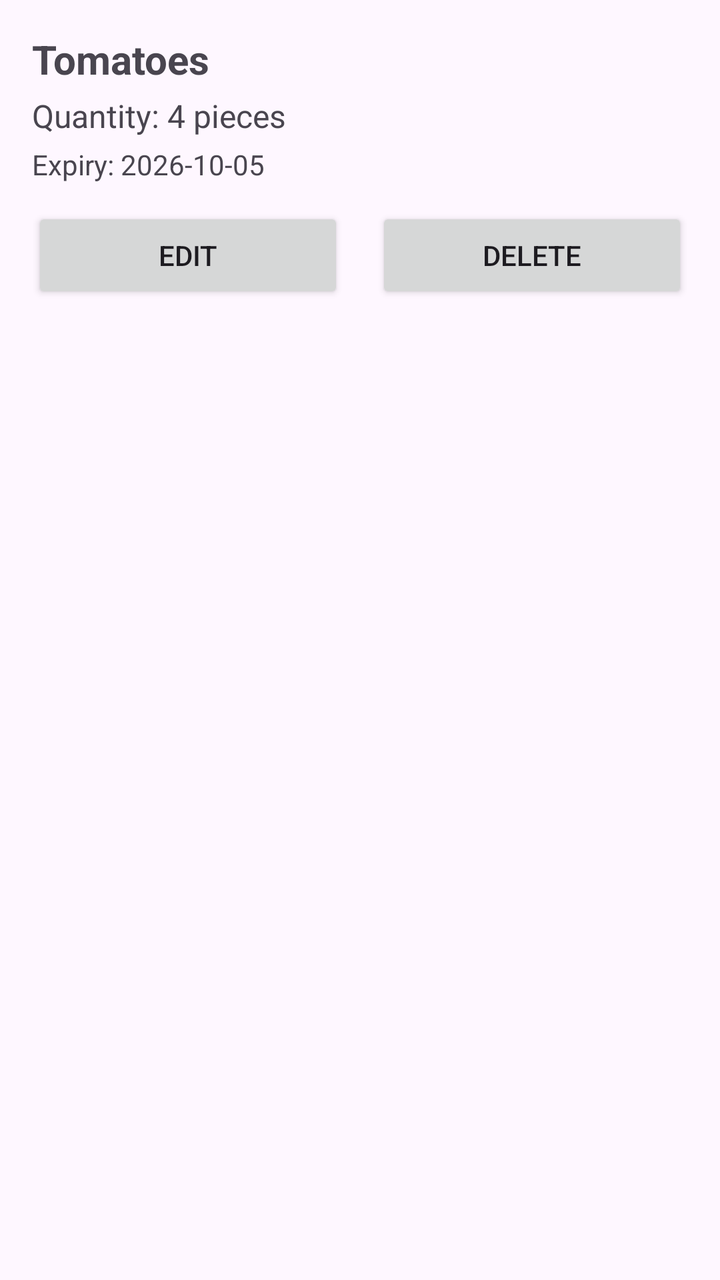
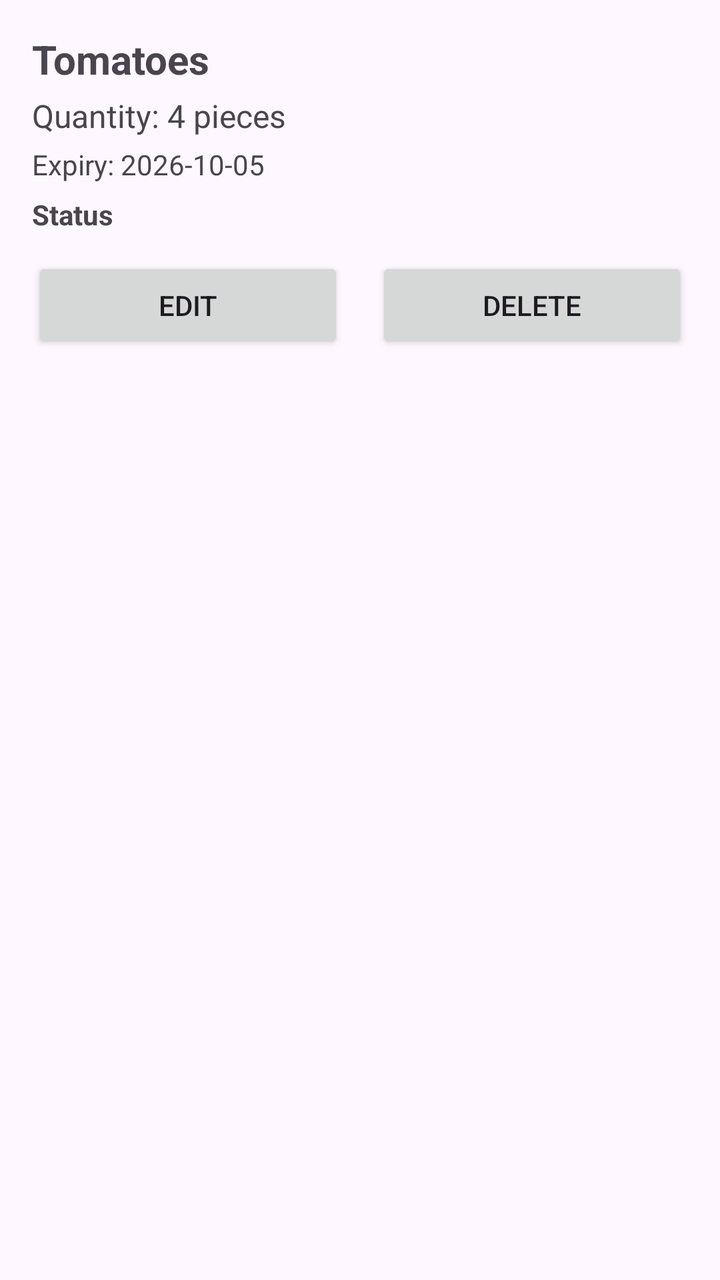

An Android layout rendered at two revisions. The XML below is the earlier revision; the diff shows what the commit changed to produce the second picture.
<!-- AndroidManifest.xml: application theme Theme.SmartPantryManager -->
<!-- res/layout/item_pantry.xml -->
<?xml version="1.0" encoding="utf-8"?>
<LinearLayout xmlns:android="http://schemas.android.com/apk/res/android"
    android:layout_width="match_parent"
    android:layout_height="wrap_content"
    android:orientation="vertical"
    android:padding="16dp">

    <TextView
        android:id="@+id/tvIngredientName"
        android:layout_width="match_parent"
        android:layout_height="wrap_content"
        android:text="Tomatoes"
        android:textSize="20sp"
        android:textStyle="bold" />

    <TextView
        android:id="@+id/tvQuantity"
        android:layout_width="match_parent"
        android:layout_height="wrap_content"
        android:text="Quantity: 4 pieces"
        android:textSize="16sp"
        android:layout_marginTop="4dp" />

    <TextView
        android:id="@+id/tvExpiry"
        android:layout_width="match_parent"
        android:layout_height="wrap_content"
        android:text="Expiry: 2026-10-05"
        android:textSize="14sp"
        android:layout_marginTop="4dp" />

    <LinearLayout
        android:layout_width="match_parent"
        android:layout_height="wrap_content"
        android:orientation="horizontal"
        android:layout_marginTop="12dp">

        <Button
            android:id="@+id/btnEdit"
            android:layout_width="0dp"
            android:layout_height="wrap_content"
            android:layout_weight="1"
            android:text="Edit"
            android:layout_marginEnd="8dp" />

        <Button
            android:id="@+id/btnDelete"
            android:layout_width="0dp"
            android:layout_height="wrap_content"
            android:layout_weight="1"
            android:text="Delete"
            android:layout_marginStart="8dp" />

    </LinearLayout>

</LinearLayout>
<!-- resources referenced by this layout -->
<resources>
  <style name="Theme.SmartPantryManager" parent="Base.Theme.SmartPantryManager" />
  <style name="Base.Theme.SmartPantryManager" parent="Theme.Material3.DayNight.NoActionBar">
          
          
      </style>
</resources>

<!-- the commit's change to res/layout/item_pantry.xml (unified diff, before → after) -->
@@ -29,6 +29,15 @@
         android:textSize="14sp"
         android:layout_marginTop="4dp" />
 
+    <TextView
+        android:id="@+id/tvStatus"
+        android:layout_width="match_parent"
+        android:layout_height="wrap_content"
+        android:text="Status"
+        android:textSize="14sp"
+        android:textStyle="bold"
+        android:layout_marginTop="6dp" />
+
     <LinearLayout
         android:layout_width="match_parent"
         android:layout_height="wrap_content"
